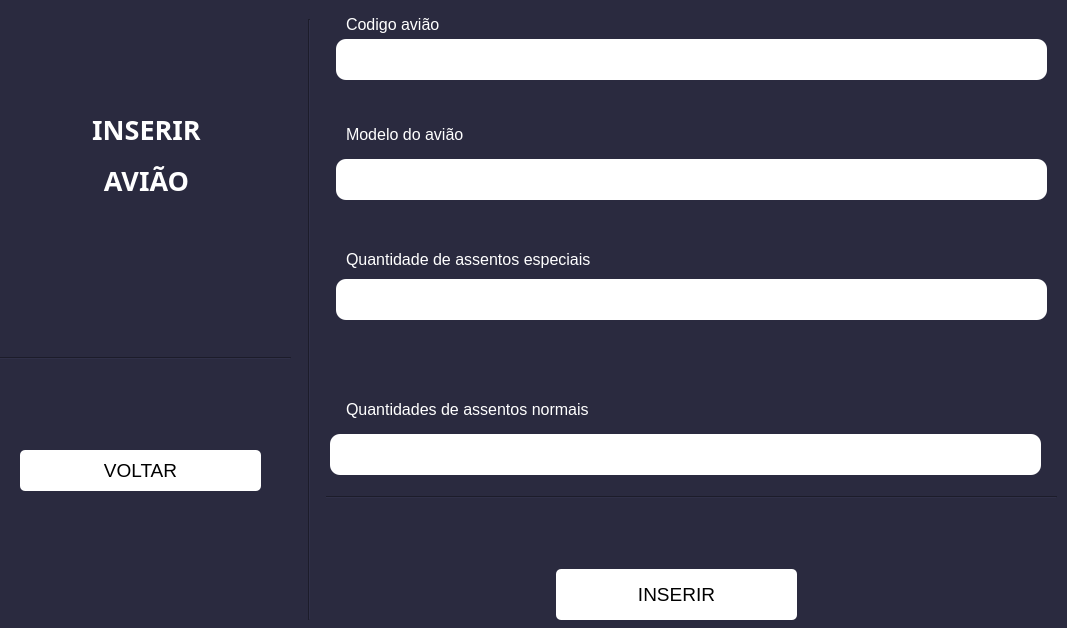
Qt form inserirAviao.ui (mosaviczki/projetoIHC) before a commit.
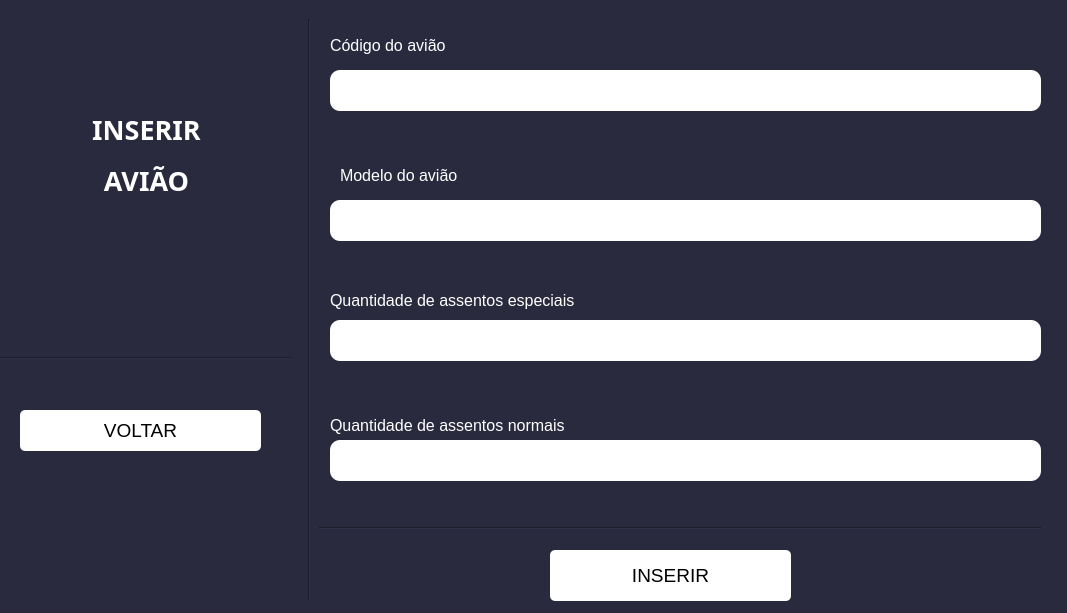
The same form after that commit.

```diff
--- a/inserirAviao.ui
+++ b/inserirAviao.ui
@@ -7,7 +7,7 @@
     <x>0</x>
     <y>0</y>
     <width>1067</width>
-    <height>628</height>
+    <height>613</height>
    </rect>
   </property>
   <property name="windowTitle">
@@ -19,8 +19,8 @@
   <widget class="Line" name="line_3">
    <property name="geometry">
     <rect>
-     <x>326</x>
-     <y>489</y>
+     <x>310</x>
+     <y>520</y>
      <width>731</width>
      <height>16</height>
     </rect>
@@ -35,24 +35,8 @@
   <widget class="QLineEdit" name="lineEdit_2">
    <property name="geometry">
     <rect>
-     <x>336</x>
-     <y>159</y>
-     <width>711</width>
-     <height>41</height>
-    </rect>
-   </property>
-   <property name="styleSheet">
-    <string notr="true">background-color: rgb(255, 255, 255);
-color: rgb(136, 136, 136);
-border-radius: 10px
-</string>
-   </property>
-  </widget>
-  <widget class="QLineEdit" name="lineEdit">
-   <property name="geometry">
-    <rect>
-     <x>336</x>
-     <y>39</y>
+     <x>330</x>
+     <y>200</y>
      <width>711</width>
      <height>41</height>
     </rect>
@@ -67,8 +51,8 @@
   <widget class="QLabel" name="label_6">
    <property name="geometry">
     <rect>
-     <x>346</x>
-     <y>394</y>
+     <x>330</x>
+     <y>410</y>
      <width>481</width>
      <height>31</height>
     </rect>
@@ -82,14 +66,14 @@
     <string notr="true">color: rgb(255, 255, 255);</string>
    </property>
    <property name="text">
-    <string>Quantidades de assentos normais</string>
+    <string>Quantidade de assentos normais </string>
    </property>
   </widget>
   <widget class="QPushButton" name="pushButton">
    <property name="geometry">
     <rect>
      <x>20</x>
-     <y>450</y>
+     <y>410</y>
      <width>241</width>
      <height>41</height>
     </rect>
@@ -158,8 +142,8 @@
   <widget class="QLineEdit" name="lineEdit_3">
    <property name="geometry">
     <rect>
-     <x>336</x>
-     <y>279</y>
+     <x>330</x>
+     <y>320</y>
      <width>711</width>
      <height>41</height>
     </rect>
@@ -174,8 +158,8 @@
   <widget class="QLabel" name="label_4">
    <property name="geometry">
     <rect>
-     <x>346</x>
-     <y>119</y>
+     <x>340</x>
+     <y>160</y>
      <width>271</width>
      <height>31</height>
     </rect>
@@ -195,8 +179,8 @@
   <widget class="QLabel" name="label_5">
    <property name="geometry">
     <rect>
-     <x>346</x>
-     <y>249</y>
+     <x>330</x>
+     <y>290</y>
      <width>471</width>
      <height>21</height>
     </rect>
@@ -210,7 +194,7 @@
     <string notr="true">color: rgb(255, 255, 255);</string>
    </property>
    <property name="text">
-    <string>Quantidade de assentos especiais</string>
+    <string>Quantidade de assentos especiais </string>
    </property>
   </widget>
   <widget class="Line" name="line_2">
@@ -219,7 +203,7 @@
      <x>299</x>
      <y>19</y>
      <width>20</width>
-     <height>601</height>
+     <height>581</height>
     </rect>
    </property>
    <property name="orientation">
@@ -229,8 +213,8 @@
   <widget class="QPushButton" name="pushButton_2">
    <property name="geometry">
     <rect>
-     <x>556</x>
-     <y>569</y>
+     <x>550</x>
+     <y>550</y>
      <width>241</width>
      <height>51</height>
     </rect>
@@ -255,27 +239,6 @@
     </size>
    </property>
   </widget>
-  <widget class="QLabel" name="label_3">
-   <property name="geometry">
-    <rect>
-     <x>346</x>
-     <y>14</y>
-     <width>191</width>
-     <height>21</height>
-    </rect>
-   </property>
-   <property name="font">
-    <font>
-     <pointsize>12</pointsize>
-    </font>
-   </property>
-   <property name="styleSheet">
-    <string notr="true">color: rgb(255, 255, 255);</string>
-   </property>
-   <property name="text">
-    <string>Codigo avião</string>
-   </property>
-  </widget>
   <widget class="QLabel" name="label_2">
    <property name="geometry">
     <rect>
@@ -307,7 +270,44 @@
    <property name="geometry">
     <rect>
      <x>330</x>
-     <y>434</y>
+     <y>440</y>
+     <width>711</width>
+     <height>41</height>
+    </rect>
+   </property>
+   <property name="styleSheet">
+    <string notr="true">background-color: rgb(255, 255, 255);
+color: rgb(136, 136, 136);
+border-radius: 10px
+</string>
+   </property>
+  </widget>
+  <widget class="QLabel" name="label_3">
+   <property name="geometry">
+    <rect>
+     <x>330</x>
+     <y>30</y>
+     <width>271</width>
+     <height>31</height>
+    </rect>
+   </property>
+   <property name="font">
+    <font>
+     <pointsize>12</pointsize>
+    </font>
+   </property>
+   <property name="styleSheet">
+    <string notr="true">color: rgb(255, 255, 255);</string>
+   </property>
+   <property name="text">
+    <string>Código do avião</string>
+   </property>
+  </widget>
+  <widget class="QLineEdit" name="lineEdit">
+   <property name="geometry">
+    <rect>
+     <x>330</x>
+     <y>70</y>
      <width>711</width>
      <height>41</height>
     </rect>
```
